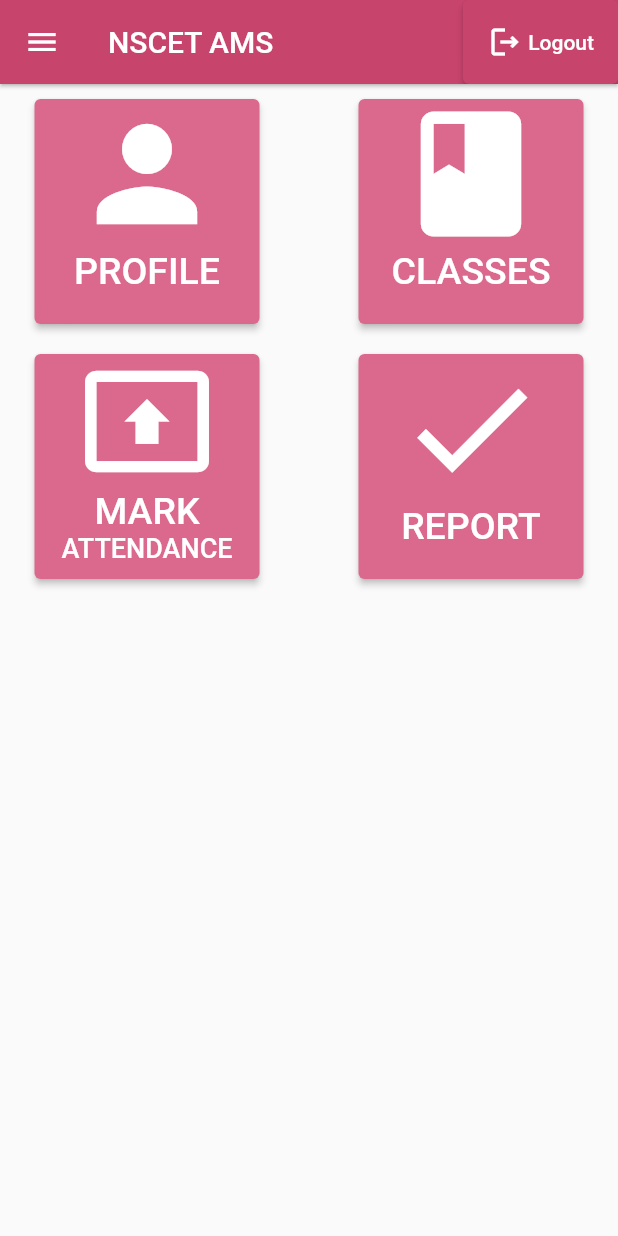
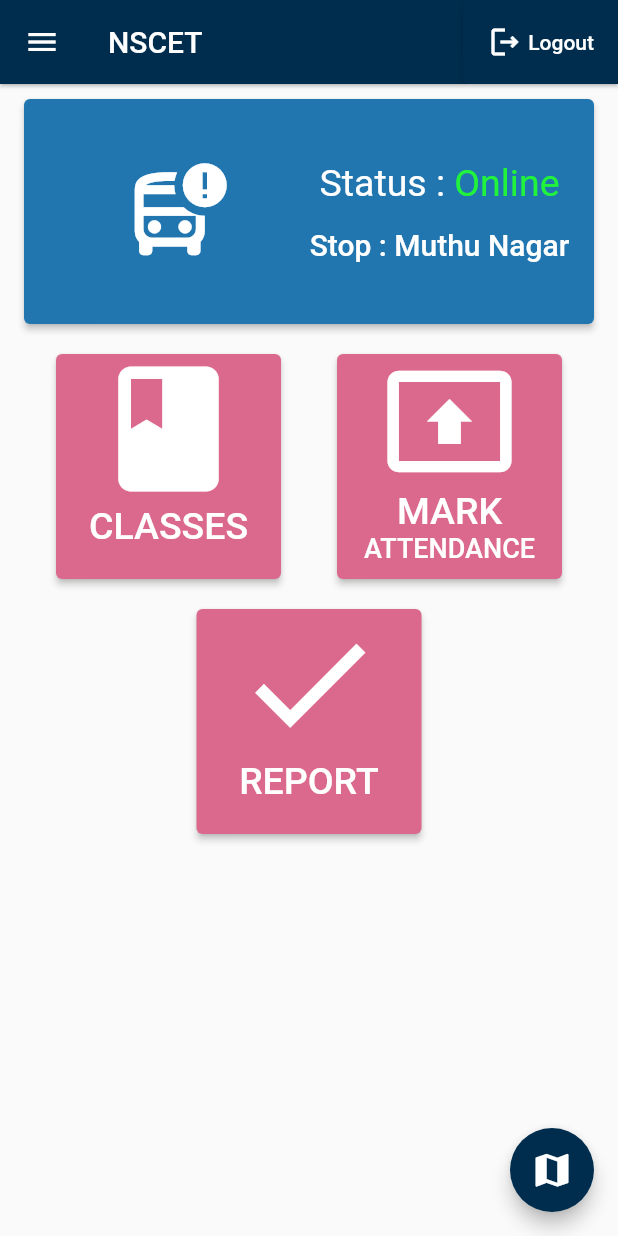
Before and after one commit to tech-creed/NSCET-ETRANSPORT-EAPP, a Flutter app: the screen it shows once a user with an empty profile is signed in, on a phone screen of 412 x 824 dp. Run offline on Flutter 3.47's test engine with Material 2 defaults, Android fonts, the light colour scheme and no system bars; our stand-ins replace firebase_auth, firebase_core, firebase_database, google_fonts, google_maps_flutter, shared_preferences; accounts and stored records are empty.

Commit message:
TheamChange-UI

```diff
--- a/lib/pages/Home/Home.dart
+++ b/lib/pages/Home/Home.dart
@@ -59,38 +59,64 @@ class Home extends StatelessWidget {
   Widget build(BuildContext context) {
     return Scaffold(
         drawer: const SideBarnav(),
-        appBar: getAppbar(context, "NSCET AMS", isLogout: true),
+        appBar: getAppbar(context, "NSCET", isLogout: true),
+        floatingActionButton: FloatingActionButton(
+          onPressed: () {},
+          child: Icon(Icons.map, color: Colors.white, size: 29,),
+          backgroundColor: Color.fromRGBO(0, 45, 77, 1),
+          tooltip: 'Your Bus Map',
+          elevation: 5,
+          splashColor: Color.fromARGB(255, 33, 118, 175),
+        ),
+        floatingActionButtonLocation: FloatingActionButtonLocation.endFloat,
+
         body: Column(
           children: [
-            Row(
-              mainAxisAlignment: MainAxisAlignment.spaceEvenly,
-              children: [
-                Container(
+            Container(
                   margin: EdgeInsets.fromLTRB(0, 10, 0, 10),
-                  width: 150,
+                  width: 380,
                   height: 150,
                   child: ElevatedButton(
                     style: ButtonStyle(
                       backgroundColor: MaterialStateProperty.all(
-                        Color.fromRGBO(219, 105, 141, 1),
+                        Color.fromARGB(255, 33, 118, 175),
                       ),
                       alignment: Alignment.center,
                     ),
                     onPressed: () {
-                      Navigator.pushNamed(context, "/profile");
+                      Navigator.pushNamed(context, "/");
                     },
-                    child: Column(
-                      children: const [
-                        Icon(Icons.person, size: 100.0),
-                        Text(
-                          "PROFILE",
-                          style: TextStyle(fontSize: 25.0),
+                    child: Row(
+                      children: [
+                        const Expanded(child: Icon(Icons.bus_alert_outlined, size: 70.0)),
+                        Expanded(child: Column(
+                          mainAxisSize: MainAxisSize.max,
+                          mainAxisAlignment: MainAxisAlignment.center,
+                          children: [
+                          RichText(text: const TextSpan(
+                              style: TextStyle(color: Color.fromARGB(255, 255, 255, 255), fontSize: 25),
+                              children: <TextSpan>[
+                                TextSpan(text: 'Status : '),
+                                TextSpan(text: 'Online', style: TextStyle(color: Color.fromARGB(255, 33, 243, 61)))
+                              ],
+                          ),
+                          ),
+
+                          SizedBox(height: 15.0),
+                          const Text(
+                            "Stop : Muthu Nagar",
+                            style: TextStyle(fontSize: 20.0),
+                          ),
+                          ]),
                         )
+
                       ],
                     ),
                   ),
                 ),
-                Padding(padding: EdgeInsets.all(10)),
+            Row(
+              mainAxisAlignment: MainAxisAlignment.spaceEvenly,
+              children: [
                 Container(
                   margin: EdgeInsets.fromLTRB(0, 10, 0, 10),
                   width: 150,
@@ -116,11 +142,6 @@ class Home extends StatelessWidget {
                     ),
                   ),
                 ),
-              ],
-            ),
-            Row(
-              mainAxisAlignment: MainAxisAlignment.spaceEvenly,
-              children: [
                 Container(
                   margin: EdgeInsets.fromLTRB(0, 10, 0, 10),
                   width: 150,
@@ -150,7 +171,12 @@ class Home extends StatelessWidget {
                     ),
                   ),
                 ),
-                Padding(padding: EdgeInsets.all(10)),
+              ],
+            ),
+            Row(
+              mainAxisAlignment: MainAxisAlignment.spaceEvenly,
+              children: [
+                // Padding(padding: EdgeInsets.all(10)),
                 Container(
                   margin: EdgeInsets.fromLTRB(0, 10, 0, 10),
                   width: 150,
@@ -177,7 +203,7 @@ class Home extends StatelessWidget {
                   ),
                 ),
               ],
-            )
+            ),
           ],
         ));
   }
--- a/lib/utils/appBar.dart
+++ b/lib/utils/appBar.dart
@@ -6,7 +6,7 @@ import 'package:etransport_nscet/services/auth.dart';
 
 AppBar getAppbar(context, titleName, {isLogout = false}) {
   return AppBar(
-      backgroundColor: const Color.fromRGBO(199, 68, 109, 1),
+      backgroundColor: Color.fromRGBO(0, 45, 77, 1),
       foregroundColor: const Color.fromRGBO(255, 255, 255, 1),
       title: Text(titleName),
       elevation: 1.00,
@@ -14,7 +14,7 @@ AppBar getAppbar(context, titleName, {isLogout = false}) {
         isLogout
             ? ElevatedButton(
                 style: ElevatedButton.styleFrom(
-                  primary: const Color.fromRGBO(199, 68, 109, 1),
+                  primary: Color.fromRGBO(0, 45, 77, 1),
                 ),
                 onPressed: () async {
                   SharedPreferences preferences =
@@ -31,13 +31,13 @@ AppBar getAppbar(context, titleName, {isLogout = false}) {
               )
             : ElevatedButton(
                 style: ElevatedButton.styleFrom(
-                  primary: const Color.fromRGBO(199, 68, 109, 1),
+                  primary: Color.fromRGBO(0, 45, 77, 1),
                 ),
                 onPressed: () {
                   Navigator.pop(context);
                 },
                 child: Row(
-                  children: const [Icon(Icons.arrow_back), Text(" Back")],
+                  children: const [Icon(Icons.arrow_back), Text("Back")],
                 ),
               )
       ]);
```
Also changed, not shown: lib/services/userDB.dart (+5 -5 lines), lib/utils/SidebarNav.dart (+31 -29 lines).
